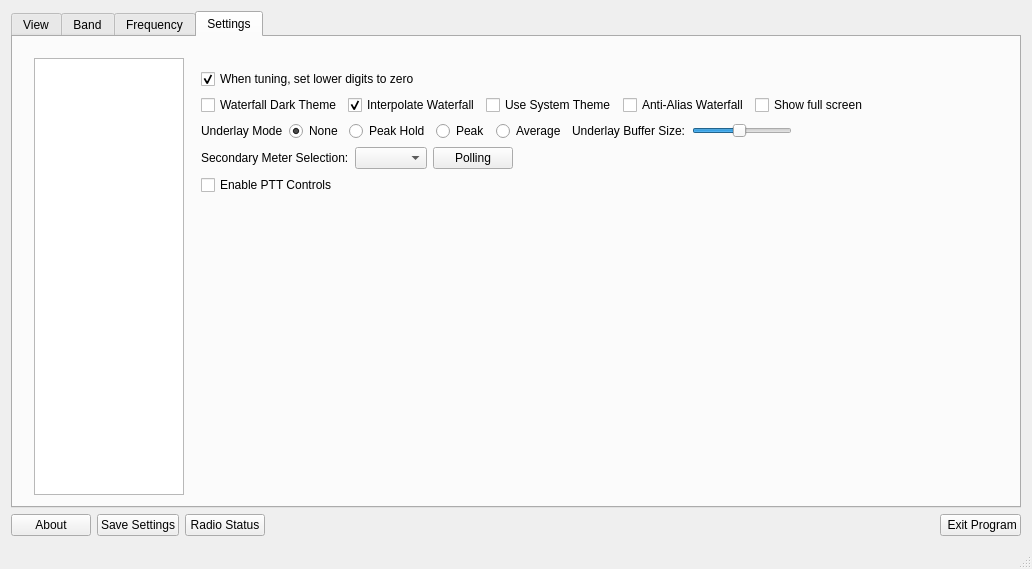
The window that wfmain.ui (adecarolis/wfweb) describes before a commit, drawn with Qt 5.
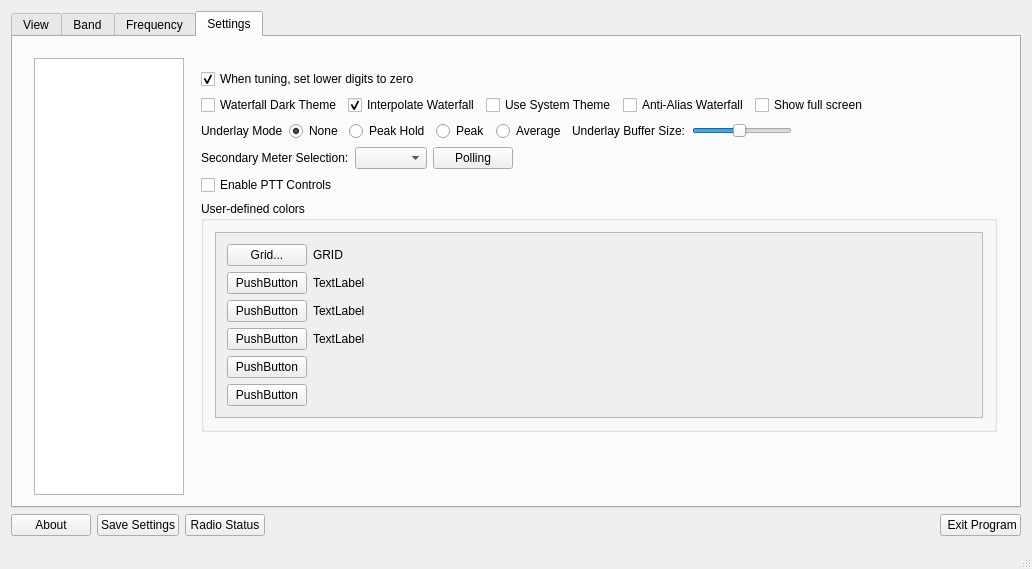
The same window after the commit. Custom widgets are drawn as their Qt base class.

Commit message: Added color picker functions and demonstration UI elements

The edit to the form file:
```diff
--- a/wfmain.ui
+++ b/wfmain.ui
@@ -3081,6 +3081,139 @@
                 </item>
                </layout>
               </item>
+              <item>
+               <widget class="QGroupBox" name="groupBox_9">
+                <property name="baseSize">
+                 <size>
+                  <width>0</width>
+                  <height>0</height>
+                 </size>
+                </property>
+                <property name="title">
+                 <string>User-defined colors</string>
+                </property>
+                <layout class="QGridLayout" name="gridLayout_4">
+                 <item row="0" column="0">
+                  <widget class="QScrollArea" name="scrollArea">
+                   <property name="widgetResizable">
+                    <bool>true</bool>
+                   </property>
+                   <widget class="QWidget" name="scrollAreaWidgetContents">
+                    <property name="geometry">
+                     <rect>
+                      <x>0</x>
+                      <y>0</y>
+                      <width>767</width>
+                      <height>192</height>
+                     </rect>
+                    </property>
+                    <layout class="QGridLayout" name="gridLayout_2">
+                     <item row="0" column="3">
+                      <spacer name="horizontalSpacer_29">
+                       <property name="orientation">
+                        <enum>Qt::Horizontal</enum>
+                       </property>
+                       <property name="sizeHint" stdset="0">
+                        <size>
+                         <width>40</width>
+                         <height>20</height>
+                        </size>
+                       </property>
+                      </spacer>
+                     </item>
+                     <item row="0" column="0">
+                      <widget class="QPushButton" name="colorSetBtnGrid">
+                       <property name="text">
+                        <string>Grid...</string>
+                       </property>
+                      </widget>
+                     </item>
+                     <item row="4" column="0">
+                      <widget class="QPushButton" name="pushButton_3">
+                       <property name="text">
+                        <string>PushButton</string>
+                       </property>
+                      </widget>
+                     </item>
+                     <item row="1" column="1">
+                      <widget class="QLabel" name="label_44">
+                       <property name="text">
+                        <string>TextLabel</string>
+                       </property>
+                      </widget>
+                     </item>
+                     <item row="3" column="1">
+                      <widget class="QLabel" name="label_46">
+                       <property name="text">
+                        <string>TextLabel</string>
+                       </property>
+                      </widget>
+                     </item>
+                     <item row="3" column="0">
+                      <widget class="QPushButton" name="pushButton_4">
+                       <property name="text">
+                        <string>PushButton</string>
+                       </property>
+                      </widget>
+                     </item>
+                     <item row="5" column="0">
+                      <widget class="QPushButton" name="pushButton_2">
+                       <property name="text">
+                        <string>PushButton</string>
+                       </property>
+                      </widget>
+                     </item>
+                     <item row="1" column="0">
+                      <widget class="QPushButton" name="pushButton_5">
+                       <property name="text">
+                        <string>PushButton</string>
+                       </property>
+                      </widget>
+                     </item>
+                     <item row="0" column="1">
+                      <widget class="QLabel" name="colorLabelGrid">
+                       <property name="text">
+                        <string>GRID</string>
+                       </property>
+                      </widget>
+                     </item>
+                     <item row="2" column="0">
+                      <widget class="QPushButton" name="pushButton">
+                       <property name="text">
+                        <string>PushButton</string>
+                       </property>
+                      </widget>
+                     </item>
+                     <item row="2" column="1">
+                      <widget class="QLabel" name="label_45">
+                       <property name="text">
+                        <string>TextLabel</string>
+                       </property>
+                      </widget>
+                     </item>
+                     <item row="0" column="2">
+                      <widget class="QLedLabel" name="colorSwatchGrid" native="true">
+                       <property name="minimumSize">
+                        <size>
+                         <width>15</width>
+                         <height>15</height>
+                        </size>
+                       </property>
+                       <property name="maximumSize">
+                        <size>
+                         <width>15</width>
+                         <height>15</height>
+                        </size>
+                       </property>
+                      </widget>
+                     </item>
+                    </layout>
+                   </widget>
+                  </widget>
+                 </item>
+                </layout>
+               </widget>
+              </item>
               <item>
                <spacer name="verticalSpacer_2">
                 <property name="orientation">
@@ -3089,7 +3222,7 @@
                 <property name="sizeHint" stdset="0">
                  <size>
                   <width>20</width>
-                  <height>40</height>
+                  <height>20</height>
                  </size>
                 </property>
                </spacer>
@@ -4017,6 +4150,12 @@
    <header>meter.h</header>
    <container>1</container>
   </customwidget>
+  <customwidget>
+   <class>QLedLabel</class>
+   <extends>QWidget</extends>
+   <header>qledlabel.h</header>
+   <container>1</container>
+  </customwidget>
  </customwidgets>
  <resources/>
  <connections/>
```
Left out of the diff: 2 changed lines with no effect on the pictures. The commit also changes 4 other files.
